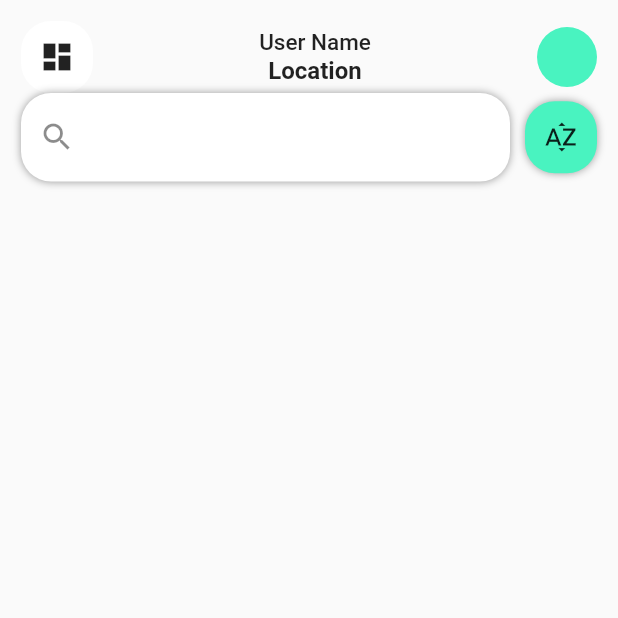
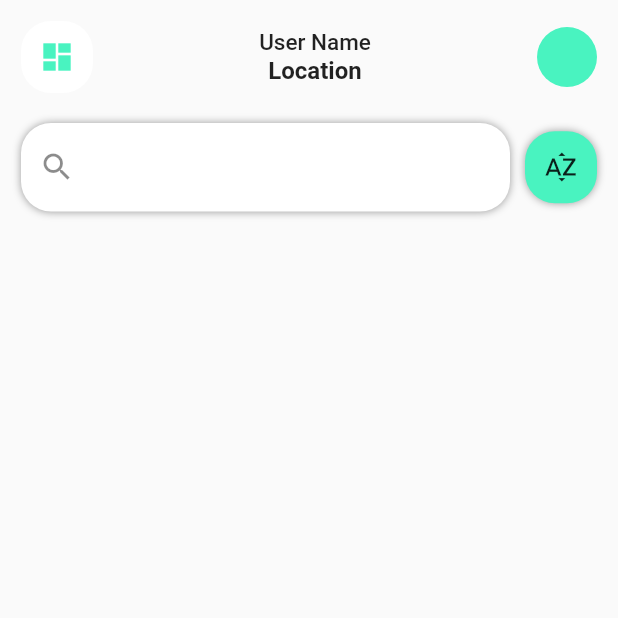
Before and after one commit to mervekose1/flutter_shop_app, a Flutter app: the screen it shows after launch, on a phone screen of 412 x 824 dp, the top half of it. Run offline on Flutter 3.47's test engine with Material 2 defaults, Android fonts, the phone set to English and light mode, and no system bars.

Commit message:
Third part

```diff
--- /dev/null
+++ b/lib/pages/CustomAppBar.dart
@@ -0,0 +1,50 @@
+import 'package:flutter/material.dart';
+
+class CustomAppBar extends StatelessWidget {
+  const CustomAppBar({
+    Key? key,
+  }) : super(key: key);
+
+  @override
+  Widget build(BuildContext context) {
+    return Row(
+      // space between widgets
+      mainAxisAlignment: MainAxisAlignment.spaceBetween,
+      children: [
+        Container(
+          decoration: BoxDecoration(
+            color: Colors.white,
+            borderRadius: BorderRadius.circular(20),
+          ),
+          //  drawer is working :)
+          child: Builder(
+            builder: (context) => IconButton(
+              icon: const Icon(
+                Icons.dashboard,
+                color: Color.fromARGB(255, 73, 243, 192),
+              ),
+              onPressed: () {
+                Scaffold.of(context).openDrawer();
+              },
+            ),
+          ),
+        ),
+        Column(
+          children: const [
+            Text(
+              "User Name",
+              style: TextStyle(fontSize: 15, fontWeight: FontWeight.w500),
+            ),
+            Text(
+              "Location",
+              style: TextStyle(fontSize: 16, fontWeight: FontWeight.w700),
+            ),
+          ],
+        ),
+        const CircleAvatar(
+          backgroundColor: Color.fromARGB(255, 73, 243, 192),
+        ),
+      ],
+    );
+  }
+}
--- a/lib/pages/Home_body.dart
+++ b/lib/pages/Home_body.dart
@@ -1,4 +1,7 @@
 import 'package:flutter/material.dart';
+
+import 'CustomAppBar.dart';
+import 'SearchBar.dart';
 
 class HomeBody extends StatefulWidget {
   HomeBody({Key? key}) : super(key: key);
@@ -15,93 +18,12 @@ class _HomeBodyState extends State<HomeBody> {
         child: Padding(
           padding: const EdgeInsets.all(14.0),
           child: Column(
-            children: [
+            children: const [
               // user row widget to create appbar
-              Row(
-                // space between widgets
-                mainAxisAlignment: MainAxisAlignment.spaceBetween,
-                children: [
-                  Container(
-                    decoration: BoxDecoration(
-                      color: Colors.white,
-                      borderRadius: BorderRadius.circular(20),
-                    ),
-                    //  drawer is working :)
-                    child: Builder(
-                      builder: (context) => IconButton(
-                        icon: const Icon(Icons.dashboard),
-                        onPressed: () {
-                          Scaffold.of(context).openDrawer();
-                        },
-                      ),
-                    ),
-                  ),
-                  Column(
-                    children: const [
-                      Text(
-                        "User Name",
-                        style: TextStyle(
-                            fontSize: 15, fontWeight: FontWeight.w500),
-                      ),
-                      Text(
-                        "Location",
-                        style: TextStyle(
-                            fontSize: 16, fontWeight: FontWeight.w700),
-                      ),
-                    ],
-                  ),
-                  const CircleAvatar(
-                    backgroundColor: Color.fromARGB(255, 73, 243, 192),
-                  ),
-                ],
-              ),
-              Column(
-                children: [
-                  Row(
-                    children: [
-                      Expanded(
-                        child: Container(
-                          decoration: BoxDecoration(
-                            color: Colors.white,
-                            borderRadius: BorderRadius.circular(20),
-                            boxShadow: const [
-                              BoxShadow(color: Colors.black38, blurRadius: 4)
-                            ],
-                          ),
-                          child: const TextField(
-                            decoration: InputDecoration(
-                              // remove the blue bar
-                              enabledBorder: OutlineInputBorder(
-                                borderSide: BorderSide.none,
-                              ),
-                              focusedBorder: OutlineInputBorder(
-                                borderSide: BorderSide.none,
-                              ),
-                              prefixIcon: Icon(Icons.search),
-                            ),
-                          ),
-                        ),
-                      ),
-                      const SizedBox(
-                        width: 10,
-                      ),
-                      Container(
-                        decoration: BoxDecoration(
-                          color: Color.fromARGB(255, 73, 243, 192),
-                          borderRadius: BorderRadius.circular(20),
-                          boxShadow: const [
-                            BoxShadow(color: Colors.black38, blurRadius: 4)
-                          ],
-                        ),
-                        child: IconButton(
-                          onPressed: () {},
-                          icon: const Icon(Icons.sort_by_alpha),
-                        ),
-                      ),
-                    ],
-                  )
-                ],
-              )
+              CustomAppBar(),
+              SizedBox(height: 20),
+              SearchBar(),
+              SizedBox(height: 20),
             ],
           ),
         ),
--- /dev/null
+++ b/lib/pages/SearchBar.dart
@@ -0,0 +1,58 @@
+import 'package:flutter/material.dart';
+
+class SearchBar extends StatelessWidget {
+  const SearchBar({
+    Key? key,
+  }) : super(key: key);
+
+  @override
+  Widget build(BuildContext context) {
+    return Column(
+      children: [
+        Row(
+          children: [
+            Expanded(
+              child: Container(
+                decoration: BoxDecoration(
+                  color: Colors.white,
+                  borderRadius: BorderRadius.circular(20),
+                  boxShadow: const [
+                    BoxShadow(color: Colors.black38, blurRadius: 4)
+                  ],
+                ),
+                child: const TextField(
+                  decoration: InputDecoration(
+                    // remove the blue bar
+                    enabledBorder: OutlineInputBorder(
+                      borderSide: BorderSide.none,
+                    ),
+                    focusedBorder: OutlineInputBorder(
+                      borderSide: BorderSide.none,
+                    ),
+                    prefixIcon: Icon(Icons.search),
+                  ),
+                ),
+              ),
+            ),
+            const SizedBox(
+              width: 10,
+            ),
+            Container(
+              decoration: BoxDecoration(
+                color: Color.fromARGB(255, 73, 243, 192),
+                borderRadius: BorderRadius.circular(20),
+                boxShadow: const [
+                  BoxShadow(color: Colors.black38, blurRadius: 4)
+                ],
+              ),
+              child: IconButton(
+                onPressed: () {},
+                icon: const Icon(Icons.sort_by_alpha),
+              ),
+            ),
+          ],
+        )
+      ],
+    );
+  }
+}
```
Also changed, not shown: pubspec.yaml (+6 -3 lines), pubspec.lock.
